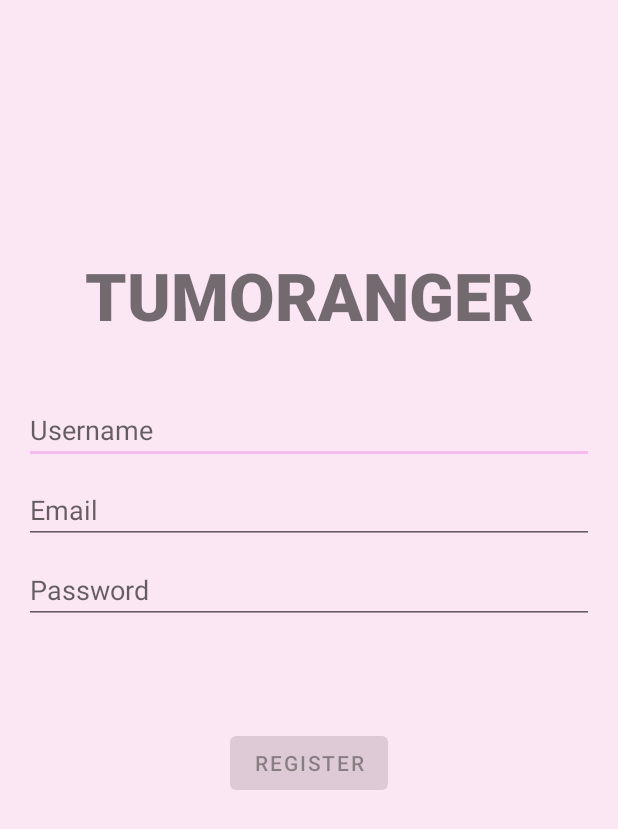
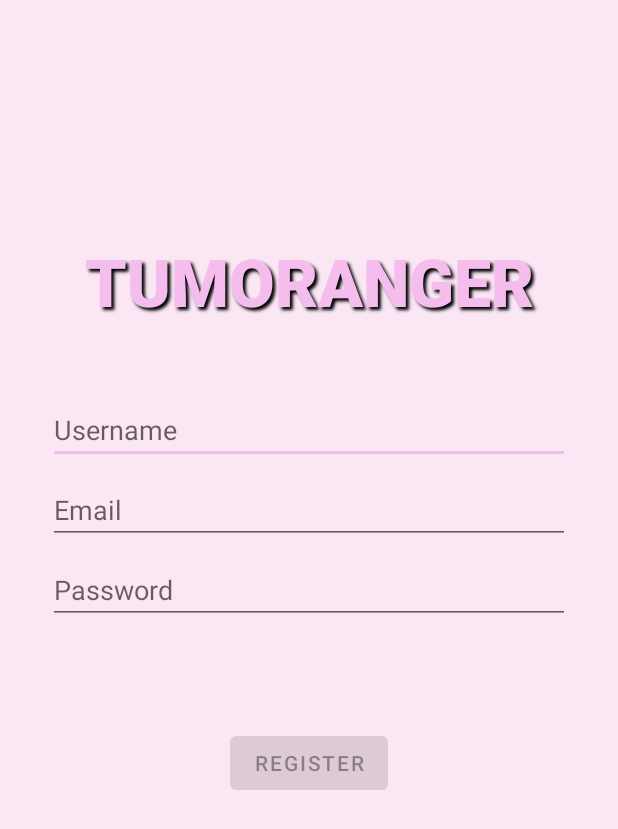
Before and after one commit to RafiRashya/TumoRanger-Backend, an Android app: the RegisterActivity screen opened directly, with no data from a screen before it, on a phone screen of 412 x 824 dp. Shown: the top 829 px of the screen. Run offline under Robolectric (Android 15) with nearby library versions, the phone set to English and light mode, and no system bars.

Commit message:
UI Update

```diff
--- a/app/src/main/res/layout/activity_register.xml
+++ b/app/src/main/res/layout/activity_register.xml
@@ -15,8 +15,15 @@
         android:layout_width="wrap_content"
         android:layout_height="wrap_content"
         android:fontFamily="sans-serif-black"
+        android:outlineProvider="bounds"
+        android:padding="16dp"
+        android:shadowColor="?attr/colorSecondaryVariant"
+        android:shadowDx="3"
+        android:shadowDy="3"
+        android:shadowRadius="2"
         android:text="@string/title_app"
         android:textAllCaps="true"
+        android:textColor="?attr/colorPrimary"
         android:textSize="44sp"
         app:layout_constraintBottom_toTopOf="@+id/username"
         app:layout_constraintEnd_toEndOf="parent"
@@ -28,7 +35,9 @@
         android:id="@+id/username"
         android:layout_width="0dp"
         android:layout_height="wrap_content"
+        android:layout_marginStart="16dp"
         android:layout_marginTop="248dp"
+        android:layout_marginEnd="16dp"
         android:hint="@string/prompt_username"
         android:selectAllOnFocus="true"
         app:layout_constraintEnd_toEndOf="parent"
@@ -41,7 +50,9 @@
         android:id="@+id/email"
         android:layout_width="0dp"
         android:layout_height="wrap_content"
+        android:layout_marginStart="16dp"
         android:layout_marginTop="8dp"
+        android:layout_marginEnd="16dp"
         android:hint="@string/prompt_email"
         android:imeActionLabel="@string/action_sign_in_short"
         android:imeOptions="actionDone"
@@ -56,13 +67,16 @@
         android:id="@+id/password"
         android:layout_width="0dp"
         android:layout_height="wrap_content"
+        android:layout_marginStart="16dp"
         android:layout_marginTop="8dp"
+        android:layout_marginEnd="16dp"
         android:hint="@string/prompt_password"
         android:imeActionLabel="@string/action_sign_in_short"
         android:imeOptions="actionDone"
         android:inputType="textPassword"
         android:selectAllOnFocus="true"
         app:layout_constraintEnd_toEndOf="parent"
+        app:layout_constraintHorizontal_bias="1.0"
         app:layout_constraintStart_toStartOf="parent"
         app:layout_constraintTop_toBottomOf="@+id/email"
         tools:ignore="TouchTargetSizeCheck" />
--- a/app/src/main/res/values-night/themes.xml
+++ b/app/src/main/res/values-night/themes.xml
@@ -7,7 +7,7 @@
         <item name="colorOnPrimary">@color/black</item>
         <!-- Secondary brand color. -->
         <item name="colorSecondary">@color/purple_200</item>
-        <item name="colorSecondaryVariant">@color/teal_200</item>
+        <item name="colorSecondaryVariant">@color/white</item>
         <item name="colorOnSecondary">@color/black</item>
         <!-- Status bar color. -->
         <item name="android:statusBarColor">?attr/colorOnSecondary</item>
--- a/app/src/main/res/values/themes.xml
+++ b/app/src/main/res/values/themes.xml
@@ -7,7 +7,7 @@
         <item name="colorOnPrimary">@color/black</item>
         <!-- Secondary brand color. -->
         <item name="colorSecondary">@color/pinky</item>
-        <item name="colorSecondaryVariant">@color/teal_700</item>
+        <item name="colorSecondaryVariant">@color/black</item>
         <item name="colorOnSecondary">@color/white</item>
         <!-- Status bar color. -->
         <item name="android:statusBarColor">?attr/colorOnSecondary</item>
```
Also changed, not shown: app/src/main/res/layout/activity_login.xml (+11 -0 lines).
